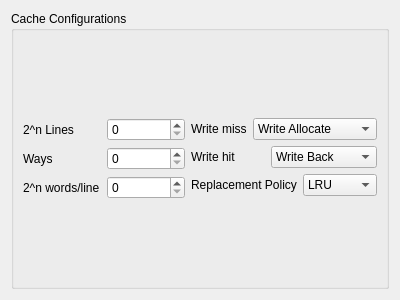
This is src/ui/cacheconfigwidget.ui in hghit-harshit/Kites as Qt 5 draws it before an edit. The edited form follows.
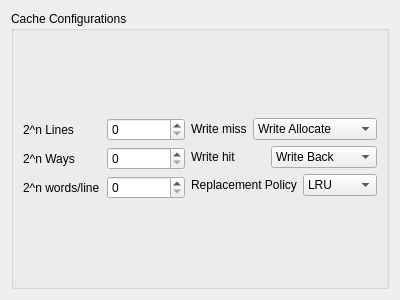
This is the edited form.

Commit message: refac : some size policy changes

Diff of the .ui file:
```diff
--- a/src/ui/cacheconfigwidget.ui
+++ b/src/ui/cacheconfigwidget.ui
@@ -10,12 +10,24 @@
     <height>300</height>
    </rect>
   </property>
+  <property name="sizePolicy">
+   <sizepolicy hsizetype="Minimum" vsizetype="Preferred">
+    <horstretch>0</horstretch>
+    <verstretch>0</verstretch>
+   </sizepolicy>
+  </property>
   <property name="windowTitle">
    <string>Form</string>
   </property>
   <layout class="QVBoxLayout" name="verticalLayout">
    <item>
     <widget class="QGroupBox" name="groupBox">
+     <property name="sizePolicy">
+      <sizepolicy hsizetype="Minimum" vsizetype="Preferred">
+       <horstretch>0</horstretch>
+       <verstretch>0</verstretch>
+      </sizepolicy>
+     </property>
      <property name="title">
       <string>Cache Configurations</string>
      </property>
@@ -41,7 +53,7 @@
           <item>
            <widget class="QLabel" name="label_2">
             <property name="text">
-             <string>Ways</string>
+             <string>2^n Ways</string>
             </property>
            </widget>
           </item>
```
